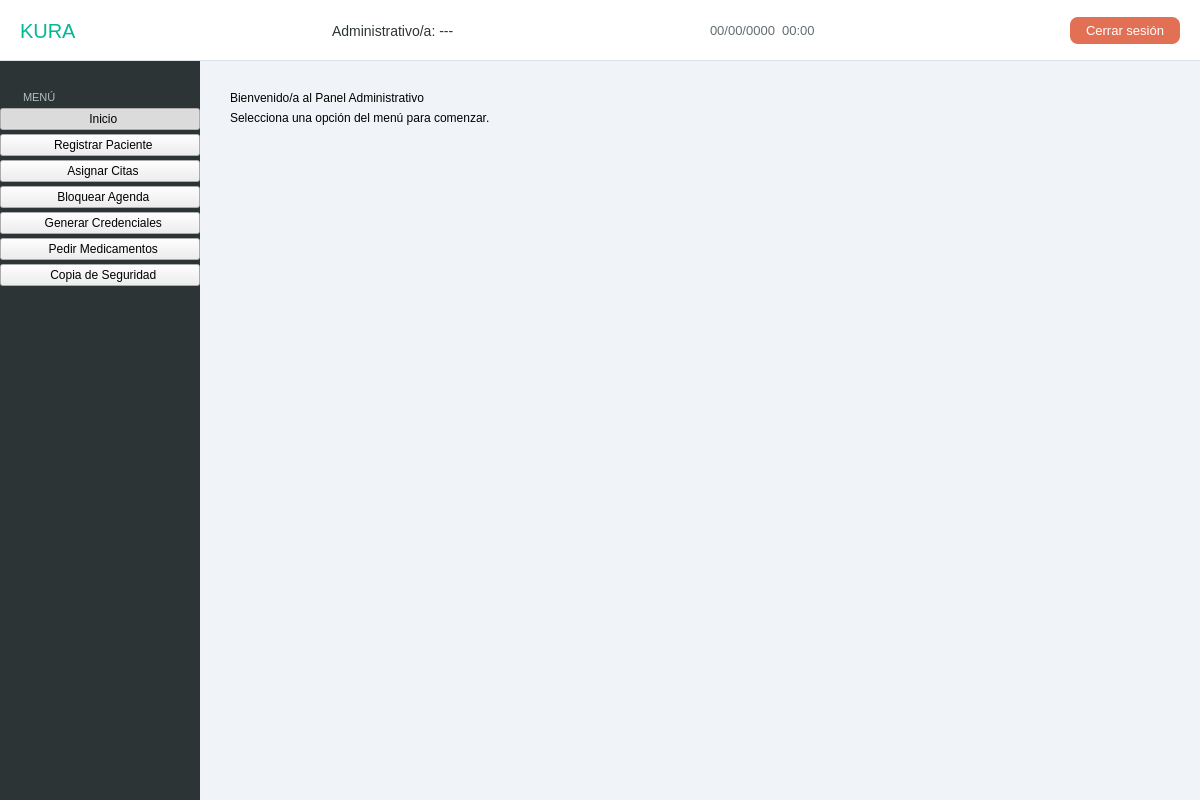
Old version of the form src/vista/Ui/VistaAdministrativo.ui in the repository hgarcg04/software-engineering.
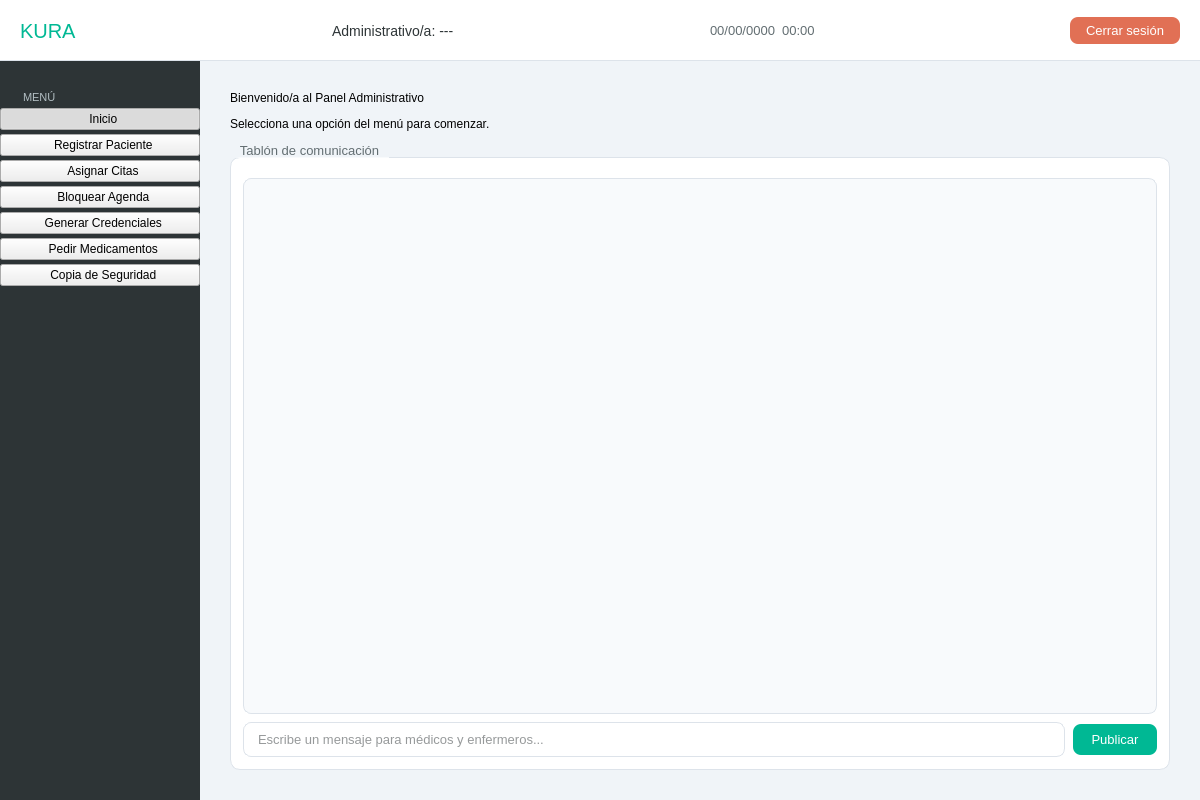
New version of the form.

```diff
--- a/src/vista/Ui/VistaAdministrativo.ui
+++ b/src/vista/Ui/VistaAdministrativo.ui
@@ -206,6 +206,39 @@
     #btn_limpiar_formulario:hover, #btn_cancelar:hover,
     #btn_nuevo_paciente:hover { background-color: #b2bec3; }
 
+    /* === Tablón de comunicación === */
+    #groupBox_tablon {
+        background-color: #ffffff;
+        border: 1px solid #dde3ea;
+        border-radius: 10px;
+        font-family: 'Segoe UI Semibold';
+        font-size: 13px;
+        color: #2d3436;
+        padding-top: 8px;
+    }
+    #list_tablon {
+        background-color: #f8fafc;
+        border: 1px solid #dde3ea;
+        border-radius: 8px;
+        font-size: 13px;
+        color: #2d3436;
+        min-height: 300px;
+    }
+    #list_tablon::item {
+        padding: 10px 12px;
+        border-bottom: 1px solid #f0f4f8;
+    }
+    #list_tablon::item:alternate { background-color: #ffffff; }
+    #btn_enviar_tablon {
+        background-color: #00b894;
+        color: white;
+        border-radius: 8px;
+        padding: 8px 18px;
+        font-family: 'Segoe UI Semibold';
+        font-size: 13px;
+    }
+    #btn_enviar_tablon:hover { background-color: #00a381; }
+
     /* === Frame de disponibilidad / resultado === */
     #frame_disponibilidad {
         background-color: #ffffff;
@@ -564,6 +597,7 @@
           <property name="topMargin"><number>30</number></property>
           <property name="rightMargin"><number>30</number></property>
           <property name="bottomMargin"><number>30</number></property>
+          <property name="spacing"><number>12</number></property>
           <item>
            <widget class="QLabel" name="lbl_section_title">
                <property name="class" stdset="0"><string>sectionTitle</string></property>
@@ -582,13 +616,45 @@
           </item>
 
           <item>
-           <spacer>
-            <property name="orientation"><enum>Qt::Vertical</enum></property>
-            <property name="sizeHint" stdset="0">
-             <size><width>0</width><height>0</height></size>
-            </property>
-           </spacer>
+           <widget class="QGroupBox" name="groupBox_tablon">
+            <property name="title"><string>Tablón de comunicación</string></property>
+            <layout class="QVBoxLayout" name="tablonLayout">
+             <property name="leftMargin"><number>12</number></property>
+             <property name="topMargin"><number>12</number></property>
+             <property name="rightMargin"><number>12</number></property>
+             <property name="bottomMargin"><number>12</number></property>
+             <property name="spacing"><number>8</number></property>
+
+             <!-- Lista de mensajes -->
+             <item>
+              <widget class="QListWidget" name="list_tablon">
+               <property name="alternatingRowColors"><bool>true</bool></property>
+               <property name="selectionMode"><enum>QAbstractItemView::NoSelection</enum></property>
+              </widget>
+             </item>
+
+             <!-- Fila inferior: campo de texto + botón enviar -->
+             <item>
+              <layout class="QHBoxLayout" name="tablonInputLayout">
+               <property name="spacing"><number>8</number></property>
+               <item>
+                <widget class="QLineEdit" name="input_tablon">
+                 <property name="placeholderText"><string>Escribe un mensaje para médicos y enfermeros...</string></property>
+                </widget>
+               </item>
+               <item>
+                <widget class="QPushButton" name="btn_enviar_tablon">
+                 <property name="text"><string>Publicar</string></property>
+                 <property name="minimumWidth"><number>100</number></property>
+                </widget>
+               </item>
+              </layout>
+             </item>
+
+            </layout>
+           </widget>
           </item>
+
          </layout>
         </widget>
 
```
Left out of the diff: 13 changed lines with no effect on the pictures.
